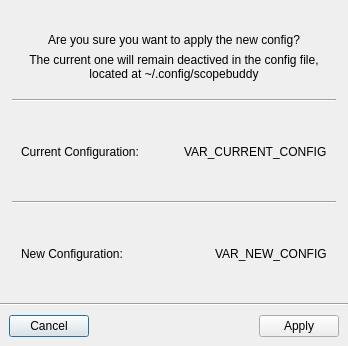
Above: src/apply_confirmation.ui from rfrench3/scopebuddy-gui before the change. Below: the same form after it.
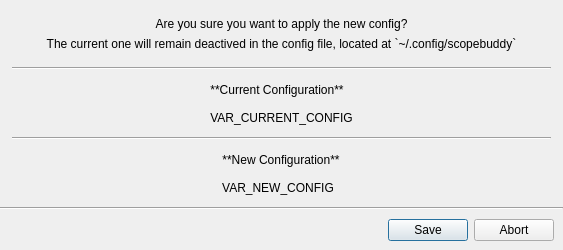
That is the form after the change.

Commit message: update apply-changes dialog

The edit to the form file:
```diff
--- a/src/apply_confirmation.ui
+++ b/src/apply_confirmation.ui
@@ -9,8 +9,8 @@
    <rect>
     <x>0</x>
     <y>0</y>
-    <width>348</width>
-    <height>346</height>
+    <width>563</width>
+    <height>250</height>
    </rect>
   </property>
   <property name="windowTitle">
@@ -84,7 +84,10 @@
          <item row="1" column="0">
           <widget class="QLabel" name="label_4">
            <property name="text">
-            <string>The current one will remain deactived in the config file, located at ~/.config/scopebuddy</string>
+            <string>The current one will remain deactived in the config file, located at `~/.config/scopebuddy`</string>
+           </property>
+           <property name="textFormat">
+            <enum>Qt::TextFormat::MarkdownText</enum>
            </property>
            <property name="alignment">
             <set>Qt::AlignmentFlag::AlignHCenter|Qt::AlignmentFlag::AlignTop</set>
@@ -104,9 +107,15 @@
         </property>
        </widget>
       </item>
-      <item>
-       <widget class="QWidget" name="widget_4" native="true">
-        <layout class="QHBoxLayout" name="horizontalLayout_2">
+      <item alignment="Qt::AlignmentFlag::AlignHCenter">
+       <widget class="QWidget" name="Cwidget" native="true">
+        <property name="sizePolicy">
+         <sizepolicy hsizetype="Preferred" vsizetype="Preferred">
+          <horstretch>0</horstretch>
+          <verstretch>0</verstretch>
+         </sizepolicy>
+        </property>
+        <layout class="QVBoxLayout" name="verticalLayout_3">
          <item>
           <widget class="QLabel" name="label_2">
            <property name="sizePolicy">
@@ -116,23 +125,16 @@
             </sizepolicy>
            </property>
            <property name="text">
-            <string>Current Configuration: </string>
+            <string>**Current Configuration**</string>
+           </property>
+           <property name="textFormat">
+            <enum>Qt::TextFormat::MarkdownText</enum>
+           </property>
+           <property name="alignment">
+            <set>Qt::AlignmentFlag::AlignCenter</set>
            </property>
           </widget>
          </item>
-         <item>
-          <spacer name="horizontalSpacer_2">
-           <property name="orientation">
-            <enum>Qt::Orientation::Horizontal</enum>
-           </property>
-           <property name="sizeHint" stdset="0">
-            <size>
-             <width>40</width>
-             <height>20</height>
-            </size>
-           </property>
-          </spacer>
-         </item>
          <item>
           <widget class="QLabel" name="var_currentConfig">
            <property name="sizePolicy">
@@ -144,6 +146,9 @@
            <property name="text">
             <string>VAR_CURRENT_CONFIG</string>
            </property>
+           <property name="alignment">
+            <set>Qt::AlignmentFlag::AlignCenter</set>
+           </property>
           </widget>
          </item>
         </layout>
@@ -156,9 +161,9 @@
         </property>
        </widget>
       </item>
-      <item>
-       <widget class="QWidget" name="widget_5" native="true">
-        <layout class="QHBoxLayout" name="horizontalLayout_3">
+      <item alignment="Qt::AlignmentFlag::AlignHCenter">
+       <widget class="QWidget" name="Ewidget" native="true">
+        <layout class="QVBoxLayout" name="verticalLayout_4">
          <item>
           <widget class="QLabel" name="label_3">
            <property name="sizePolicy">
@@ -168,23 +173,16 @@
             </sizepolicy>
            </property>
            <property name="text">
-            <string>New Configuration: </string>
+            <string>**New Configuration**</string>
+           </property>
+           <property name="textFormat">
+            <enum>Qt::TextFormat::MarkdownText</enum>
+           </property>
+           <property name="alignment">
+            <set>Qt::AlignmentFlag::AlignCenter</set>
            </property>
           </widget>
          </item>
-         <item>
-          <spacer name="horizontalSpacer_3">
-           <property name="orientation">
-            <enum>Qt::Orientation::Horizontal</enum>
-           </property>
-           <property name="sizeHint" stdset="0">
-            <size>
-             <width>40</width>
-             <height>20</height>
-            </size>
-           </property>
-          </spacer>
-         </item>
          <item>
           <widget class="QLabel" name="var_newConfig">
            <property name="sizePolicy">
@@ -196,6 +194,9 @@
            <property name="text">
             <string>VAR_NEW_CONFIG</string>
            </property>
+           <property name="alignment">
+            <set>Qt::AlignmentFlag::AlignCenter</set>
+           </property>
           </widget>
          </item>
         </layout>
@@ -221,29 +222,9 @@
      </property>
      <layout class="QHBoxLayout" name="horizontalLayout">
       <item>
-       <widget class="QPushButton" name="pushButton_Cancel">
-        <property name="text">
-         <string>Cancel</string>
-        </property>
-       </widget>
-      </item>
-      <item>
-       <spacer name="horizontalSpacer">
-        <property name="orientation">
-         <enum>Qt::Orientation::Horizontal</enum>
-        </property>
-        <property name="sizeHint" stdset="0">
-         <size>
-          <width>193</width>
-          <height>20</height>
-         </size>
-        </property>
-       </spacer>
-      </item>
-      <item>
-       <widget class="QPushButton" name="pushButton_Apply">
-        <property name="text">
-         <string>Apply</string>
+       <widget class="QDialogButtonBox" name="buttonBox">
+        <property name="standardButtons">
+         <set>QDialogButtonBox::StandardButton::Abort|QDialogButtonBox::StandardButton::Save</set>
         </property>
        </widget>
       </item>
```
Left out of the diff: 12 changed lines with no effect on the pictures. The commit also changes 1 other file.
